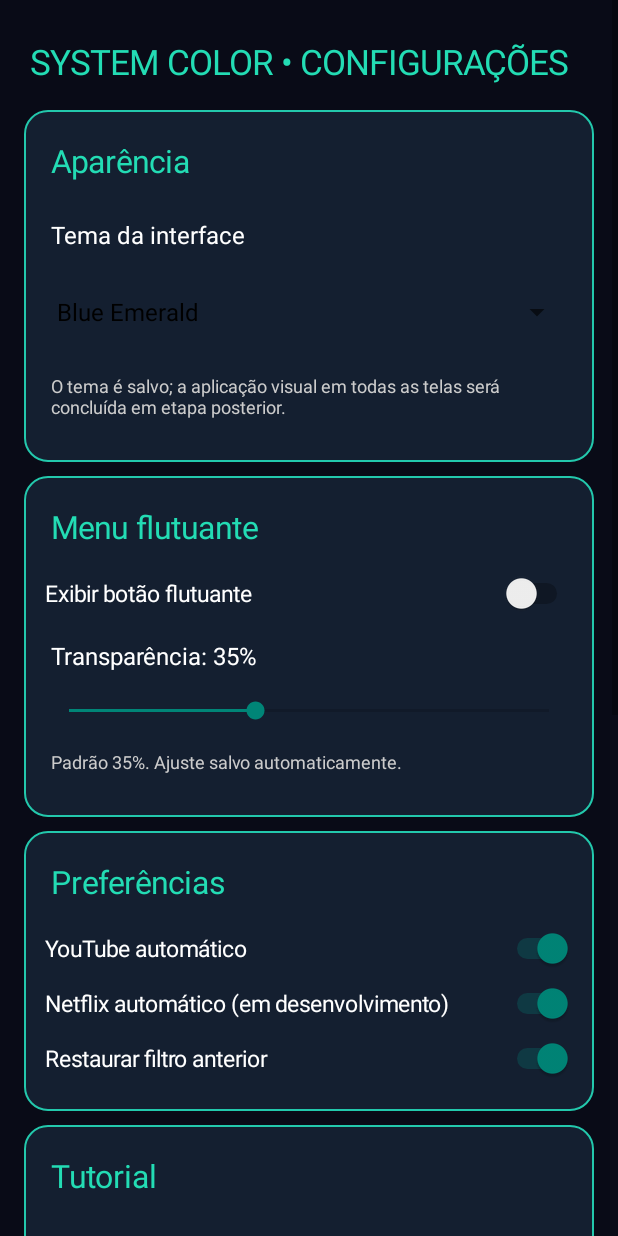
After one commit to gilmaxr2/System-Color, an Android app: the SettingsActivity screen opened directly, with no data from a screen before it, on a phone screen of 412 x 824 dp. The commit adds this screen. Run offline under Robolectric (Android 15) with nearby library versions, the phone set to English and light mode, and no system bars.

Commit message:
Adicionar configuracoes tutorial e desenvolvedor

```diff
--- a/app/src/main/AndroidManifest.xml
+++ b/app/src/main/AndroidManifest.xml
@@ -11,5 +11,6 @@
         <service android:name=".OverlayService" android:exported="false" android:foregroundServiceType="specialUse">
             <property android:name="android.app.PROPERTY_SPECIAL_USE_FGS_SUBTYPE" android:value="User-controlled persistent screen color overlay and floating controls" />
         </service>
+            <activity android:name=".SettingsActivity" android:exported="false" />
     </application>
 </manifest>
--- a/app/src/main/java/com/systemcolor/app/MainActivity.kt
+++ b/app/src/main/java/com/systemcolor/app/MainActivity.kt
@@ -71,6 +71,9 @@ class MainActivity : Activity() {
                 status.text = if (checked) "● SOBREPOSIÇÃO ATIVADA" else "● SOBREPOSIÇÃO DESATIVADA"
             }
         }
+        add(root, tile("⚙ CONFIGURAÇÕES", "Temas, transparência, tutorial e desenvolvedor", cyan) {
+            startActivity(Intent(this, SettingsActivity::class.java))
+        }, 16)
         add(root, text("PERFIS", 23f, Color.WHITE, true), 10)
         add(root, tile("🎮  JOGOS", "Camada fria para sessões de jogos", cyan) { applyColor(Color.rgb(65, 145, 255)) }, 8)
         add(root, tile("▶  VÍDEOS", "Tonalidade quente para filmes e YouTube", pink) { applyColor(Color.rgb(255, 155, 70)) }, 8)
--- /dev/null
+++ b/app/src/main/java/com/systemcolor/app/SettingsActivity.kt
@@ -0,0 +1,91 @@
+package com.systemcolor.app
+
+import android.app.Activity
+import android.content.Intent
+import android.graphics.Color
+import android.graphics.drawable.GradientDrawable
+import android.os.Bundle
+import android.provider.Settings
+import android.view.View
+import android.widget.*
+
+class SettingsActivity : Activity() {
+    private val prefs by lazy { getSharedPreferences("colors", MODE_PRIVATE) }
+    private fun dp(x: Int) = (x * resources.displayMetrics.density + .5f).toInt()
+    private fun text(s: String, size: Float = 16f, color: Int = Color.WHITE) = TextView(this).apply {
+        text = s; textSize = size; setTextColor(color); setPadding(dp(4), dp(7), dp(4), dp(7))
+    }
+    private fun add(p: LinearLayout, v: View) { p.addView(v, LinearLayout.LayoutParams(-1, -2).apply { bottomMargin = dp(9) }) }
+    private fun section(p: LinearLayout, title: String, fn: (LinearLayout) -> Unit) {
+        val card = LinearLayout(this).apply {
+            orientation = LinearLayout.VERTICAL; setPadding(dp(14), dp(12), dp(14), dp(12))
+            background = GradientDrawable().apply { setColor(Color.rgb(20, 31, 48)); cornerRadius = dp(15).toFloat(); setStroke(dp(1), Color.rgb(35, 200, 172)) }
+        }
+        add(card, text(title, 21f, Color.rgb(35, 220, 180))); fn(card); add(p, card)
+    }
+    private fun notifyService() {
+        if (Settings.canDrawOverlays(this)) startService(Intent(this, OverlayService::class.java).setAction("com.systemcolor.app.UPDATE"))
+    }
+    private fun toggle(p: LinearLayout, title: String, key: String, initial: Boolean) {
+        add(p, Switch(this).apply {
+            text = title; textSize = 15f; setTextColor(Color.WHITE)
+            isChecked = prefs.getBoolean(key, initial)
+            setOnCheckedChangeListener { _, checked -> prefs.edit().putBoolean(key, checked).apply(); notifyService() }
+        })
+    }
+    override fun onCreate(savedInstanceState: Bundle?) {
+        super.onCreate(savedInstanceState)
+        val root = LinearLayout(this).apply { orientation = LinearLayout.VERTICAL; setPadding(dp(16), dp(18), dp(16), dp(22)); setBackgroundColor(Color.rgb(9, 11, 23)) }
+        add(root, text("SYSTEM COLOR • CONFIGURAÇÕES", 23f, Color.rgb(35, 220, 180)))
+        section(root, "Aparência") { card ->
+            add(card, text("Tema da interface"))
+            val themes = arrayOf("Blue Emerald", "Pure Darkness", "Cyberpunk", "Toxic Green", "Red Dragon", "Ice Blue", "Sakura Pink")
+            val spinner = Spinner(this)
+            spinner.adapter = ArrayAdapter(this, android.R.layout.simple_spinner_dropdown_item, themes)
+            spinner.setSelection(themes.indexOf(prefs.getString("ui_theme", "Blue Emerald")).coerceAtLeast(0))
+            spinner.onItemSelectedListener = object : android.widget.AdapterView.OnItemSelectedListener {
+                override fun onNothingSelected(parent: android.widget.AdapterView<*>?) {}
+                override fun onItemSelected(parent: android.widget.AdapterView<*>?, view: View?, position: Int, id: Long) {
+                    prefs.edit().putString("ui_theme", themes[position]).apply()
+                }
+            }
+            add(card, spinner)
+            add(card, text("O tema é salvo; a aplicação visual em todas as telas será concluída em etapa posterior.", 12f, Color.LTGRAY))
+        }
+        section(root, "Menu flutuante") { card ->
+            toggle(card, "Exibir botão flutuante", "bubble_enabled", false)
+            val label = text("Transparência: ${prefs.getInt("menu_transparency", 35)}%")
+            add(card, label)
+            add(card, SeekBar(this).apply {
+                max = 90; progress = prefs.getInt("menu_transparency", 35).coerceIn(0, 90)
+                setOnSeekBarChangeListener(object : SeekBar.OnSeekBarChangeListener {
+                    override fun onProgressChanged(bar: SeekBar?, value: Int, fromUser: Boolean) {
+                        if (fromUser) { label.text = "Transparência: $value%"; prefs.edit().putInt("menu_transparency", value).apply(); notifyService() }
+                    }
+                    override fun onStartTrackingTouch(bar: SeekBar?) {}
+                    override fun onStopTrackingTouch(bar: SeekBar?) {}
+                })
+            })
+            add(card, text("Padrão 35%. Ajuste salvo automaticamente.", 12f, Color.LTGRAY))
+        }
+        section(root, "Preferências") { card ->
+            toggle(card, "YouTube automático", "youtube_auto", true)
+            toggle(card, "Netflix automático (em desenvolvimento)", "netflix_auto", true)
+            toggle(card, "Restaurar filtro anterior", "restore_previous", true)
+        }
+        section(root, "Tutorial") { card ->
+            add(card, text("1. Autorize a sobreposição nas configurações do Android."))
+            add(card, text("2. Ative o filtro global na tela principal."))
+            add(card, text("3. Selecione uma tonalidade e ajuste a intensidade."))
+            add(card, text("4. Habilite o menu flutuante nesta tela quando desejar."))
+            add(card, text("5. Apps protegidos podem bloquear a sobreposição.", 13f, Color.LTGRAY))
+        }
+        section(root, "Desenvolvedor") { card ->
+            add(card, text("Gilmar Ribeiro", 19f))
+            add(card, text("System Color • 6.0 Beta (em desenvolvimento)"))
+            add(card, text("Android • Kotlin"))
+            add(card, text("Os filtros de tonalidade não aumentam resolução, nitidez ou HDR reais.", 13f, Color.LTGRAY))
+        }
+        setContentView(ScrollView(this).apply { addView(root) })
+    }
+}
```
Also changed, not shown: app/src/main/java/com/systemcolor/app/OverlayService.kt (+23 -3 lines).
